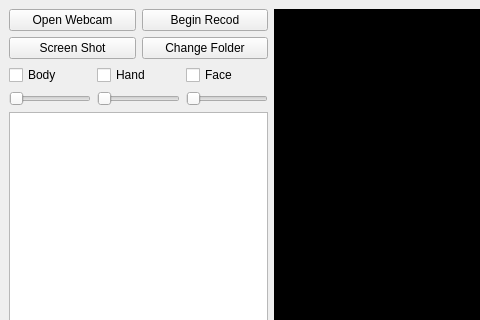
The window that ui/main_window.ui (JiageWang/Openpose-based-GUI-for-Realtime-Pose-Estimate-and-Action-Recognition) describes before a commit, drawn with Qt 5; both pictures show x 0 to 480 and y 0 to 320 of the 923 by 498 pixel window.
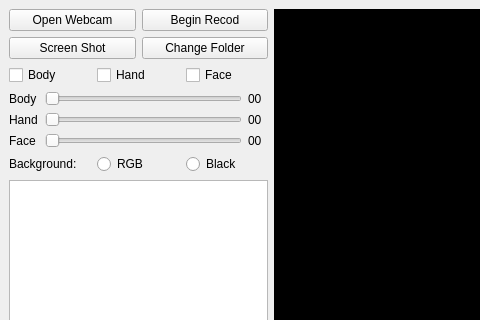
The same window after the commit.

Commit message: update main window

```diff
--- a/ui/main_window.ui
+++ b/ui/main_window.ui
@@ -22,7 +22,7 @@
         <item row="0" column="0">
          <widget class="QPushButton" name="pushButton_webcam">
           <property name="sizePolicy">
-           <sizepolicy hsizetype="Preferred" vsizetype="Fixed">
+           <sizepolicy hsizetype="Preferred" vsizetype="Preferred">
             <horstretch>0</horstretch>
             <verstretch>0</verstretch>
            </sizepolicy>
@@ -35,7 +35,7 @@
         <item row="0" column="1">
          <widget class="QPushButton" name="pushButton_record">
           <property name="sizePolicy">
-           <sizepolicy hsizetype="Preferred" vsizetype="Fixed">
+           <sizepolicy hsizetype="Preferred" vsizetype="Preferred">
             <horstretch>0</horstretch>
             <verstretch>0</verstretch>
            </sizepolicy>
@@ -48,7 +48,7 @@
         <item row="1" column="0">
          <widget class="QPushButton" name="pushButton_snipaste">
           <property name="sizePolicy">
-           <sizepolicy hsizetype="Preferred" vsizetype="Fixed">
+           <sizepolicy hsizetype="Preferred" vsizetype="Preferred">
             <horstretch>0</horstretch>
             <verstretch>0</verstretch>
            </sizepolicy>
@@ -61,7 +61,7 @@
         <item row="1" column="1">
          <widget class="QPushButton" name="pushButton_folder">
           <property name="sizePolicy">
-           <sizepolicy hsizetype="Preferred" vsizetype="Fixed">
+           <sizepolicy hsizetype="Preferred" vsizetype="Preferred">
             <horstretch>0</horstretch>
             <verstretch>0</verstretch>
            </sizepolicy>
@@ -75,10 +75,23 @@
       </item>
       <item>
        <layout class="QGridLayout" name="gridLayout_2">
+        <item row="0" column="2">
+         <widget class="QCheckBox" name="checkBox_face">
+          <property name="sizePolicy">
+           <sizepolicy hsizetype="Preferred" vsizetype="Preferred">
+            <horstretch>0</horstretch>
+            <verstretch>0</verstretch>
+           </sizepolicy>
+          </property>
+          <property name="text">
+           <string>Face</string>
+          </property>
+         </widget>
+        </item>
         <item row="0" column="0">
          <widget class="QCheckBox" name="checkBox_body">
           <property name="sizePolicy">
-           <sizepolicy hsizetype="Preferred" vsizetype="Fixed">
+           <sizepolicy hsizetype="Preferred" vsizetype="Preferred">
             <horstretch>0</horstretch>
             <verstretch>0</verstretch>
            </sizepolicy>
@@ -91,33 +104,151 @@
         <item row="0" column="1">
          <widget class="QCheckBox" name="checkBox_hand">
           <property name="sizePolicy">
-           <sizepolicy hsizetype="Preferred" vsizetype="Fixed">
+           <sizepolicy hsizetype="Preferred" vsizetype="Preferred">
             <horstretch>0</horstretch>
             <verstretch>0</verstretch>
            </sizepolicy>
           </property>
           <property name="text">
            <string>Hand</string>
+          </property>
+         </widget>
+        </item>
+       </layout>
+      </item>
+      <item>
+       <layout class="QGridLayout" name="gridLayout_3">
+        <item row="0" column="0">
+         <widget class="QLabel" name="label_2">
+          <property name="sizePolicy">
+           <sizepolicy hsizetype="Minimum" vsizetype="Preferred">
+            <horstretch>0</horstretch>
+            <verstretch>0</verstretch>
+           </sizepolicy>
+          </property>
+          <property name="maximumSize">
+           <size>
+            <width>30</width>
+            <height>16777215</height>
+           </size>
+          </property>
+          <property name="text">
+           <string>Body</string>
+          </property>
+         </widget>
+        </item>
+        <item row="0" column="1">
+         <widget class="QSlider" name="horizontalSlider_Body">
+          <property name="sizePolicy">
+           <sizepolicy hsizetype="Preferred" vsizetype="Preferred">
+            <horstretch>0</horstretch>
+            <verstretch>0</verstretch>
+           </sizepolicy>
+          </property>
+          <property name="maximumSize">
+           <size>
+            <width>16777215</width>
+            <height>16777215</height>
+           </size>
+          </property>
+          <property name="orientation">
+           <enum>Qt::Horizontal</enum>
           </property>
          </widget>
         </item>
         <item row="0" column="2">
-         <widget class="QCheckBox" name="checkBox_face">
+         <widget class="QLabel" name="label_threshold_body">
           <property name="sizePolicy">
-           <sizepolicy hsizetype="Preferred" vsizetype="Fixed">
+           <sizepolicy hsizetype="Minimum" vsizetype="Preferred">
             <horstretch>0</horstretch>
             <verstretch>0</verstretch>
            </sizepolicy>
           </property>
+          <property name="maximumSize">
+           <size>
+            <width>20</width>
+            <height>16777215</height>
+           </size>
+          </property>
           <property name="text">
-           <string>Face</string>
+           <string>00</string>
+          </property>
+         </widget>
+        </item>
+        <item row="1" column="0">
+         <widget class="QLabel" name="label_3">
+          <property name="sizePolicy">
+           <sizepolicy hsizetype="Minimum" vsizetype="Preferred">
+            <horstretch>0</horstretch>
+            <verstretch>0</verstretch>
+           </sizepolicy>
+          </property>
+          <property name="maximumSize">
+           <size>
+            <width>30</width>
+            <height>16777215</height>
+           </size>
+          </property>
+          <property name="text">
+           <string>Hand</string>
+          </property>
+         </widget>
+        </item>
+        <item row="1" column="1">
+         <widget class="QSlider" name="horizontalSlider_Hand">
+          <property name="sizePolicy">
+           <sizepolicy hsizetype="Preferred" vsizetype="Preferred">
+            <horstretch>0</horstretch>
+            <verstretch>0</verstretch>
+           </sizepolicy>
+          </property>
+          <property name="orientation">
+           <enum>Qt::Horizontal</enum>
           </property>
          </widget>
         </item>
         <item row="1" column="2">
+         <widget class="QLabel" name="label_threshold_hand">
+          <property name="sizePolicy">
+           <sizepolicy hsizetype="Minimum" vsizetype="Preferred">
+            <horstretch>0</horstretch>
+            <verstretch>0</verstretch>
+           </sizepolicy>
+          </property>
+          <property name="maximumSize">
+           <size>
+            <width>20</width>
+            <height>16777215</height>
+           </size>
+          </property>
+          <property name="text">
+           <string>00</string>
+          </property>
+         </widget>
+        </item>
+        <item row="2" column="0">
+         <widget class="QLabel" name="label_4">
+          <property name="sizePolicy">
+           <sizepolicy hsizetype="Minimum" vsizetype="Preferred">
+            <horstretch>0</horstretch>
+            <verstretch>0</verstretch>
+           </sizepolicy>
+          </property>
+          <property name="maximumSize">
+           <size>
+            <width>30</width>
+            <height>16777215</height>
+           </size>
+          </property>
+          <property name="text">
+           <string>Face</string>
+          </property>
+         </widget>
+        </item>
+        <item row="2" column="1">
          <widget class="QSlider" name="horizontalSlider_Face">
           <property name="sizePolicy">
-           <sizepolicy hsizetype="Preferred" vsizetype="Fixed">
+           <sizepolicy hsizetype="Preferred" vsizetype="Preferred">
             <horstretch>0</horstretch>
             <verstretch>0</verstretch>
            </sizepolicy>
@@ -127,29 +258,65 @@
           </property>
          </widget>
         </item>
-        <item row="1" column="1">
-         <widget class="QSlider" name="horizontalSlider_Hand">
+        <item row="2" column="2">
+         <widget class="QLabel" name="label_threshold_face">
           <property name="sizePolicy">
-           <sizepolicy hsizetype="Preferred" vsizetype="Fixed">
+           <sizepolicy hsizetype="Minimum" vsizetype="Preferred">
             <horstretch>0</horstretch>
             <verstretch>0</verstretch>
            </sizepolicy>
           </property>
-          <property name="orientation">
-           <enum>Qt::Horizontal</enum>
+          <property name="maximumSize">
+           <size>
+            <width>20</width>
+            <height>16777215</height>
+           </size>
           </property>
+          <property name="text">
+           <string>00</string>
+          </property>
          </widget>
         </item>
-        <item row="1" column="0">
-         <widget class="QSlider" name="horizontalSlider_Body">
+       </layout>
+      </item>
+      <item>
+       <layout class="QHBoxLayout" name="horizontalLayout_2">
+        <item>
+         <widget class="QLabel" name="label">
           <property name="sizePolicy">
-           <sizepolicy hsizetype="Preferred" vsizetype="Fixed">
+           <sizepolicy hsizetype="Preferred" vsizetype="Preferred">
             <horstretch>0</horstretch>
             <verstretch>0</verstretch>
            </sizepolicy>
           </property>
-          <property name="orientation">
-           <enum>Qt::Horizontal</enum>
+          <property name="text">
+           <string>Background:</string>
+          </property>
+         </widget>
+        </item>
+        <item>
+         <widget class="QRadioButton" name="radioButton_rgb">
+          <property name="sizePolicy">
+           <sizepolicy hsizetype="Minimum" vsizetype="Preferred">
+            <horstretch>0</horstretch>
+            <verstretch>0</verstretch>
+           </sizepolicy>
+          </property>
+          <property name="text">
+           <string>RGB</string>
+          </property>
+         </widget>
+        </item>
+        <item>
+         <widget class="QRadioButton" name="radioButton_black">
+          <property name="sizePolicy">
+           <sizepolicy hsizetype="Minimum" vsizetype="Preferred">
+            <horstretch>0</horstretch>
+            <verstretch>0</verstretch>
+           </sizepolicy>
+          </property>
+          <property name="text">
+           <string>Black</string>
           </property>
          </widget>
         </item>
@@ -158,7 +325,7 @@
       <item>
        <widget class="QTreeView" name="treeView_file">
         <property name="sizePolicy">
-         <sizepolicy hsizetype="Preferred" vsizetype="Expanding">
+         <sizepolicy hsizetype="MinimumExpanding" vsizetype="Expanding">
           <horstretch>0</horstretch>
           <verstretch>0</verstretch>
          </sizepolicy>
@@ -170,7 +337,7 @@
     <item>
      <widget class="QLabel" name="label_frame">
       <property name="sizePolicy">
-       <sizepolicy hsizetype="Fixed" vsizetype="Fixed">
+       <sizepolicy hsizetype="Expanding" vsizetype="Expanding">
         <horstretch>0</horstretch>
         <verstretch>0</verstretch>
        </sizepolicy>
@@ -183,8 +350,8 @@
       </property>
       <property name="maximumSize">
        <size>
-        <width>640</width>
-        <height>480</height>
+        <width>1111111</width>
+        <height>1111111</height>
        </size>
       </property>
       <property name="styleSheet">
```
The commit also changes 3 other files.
